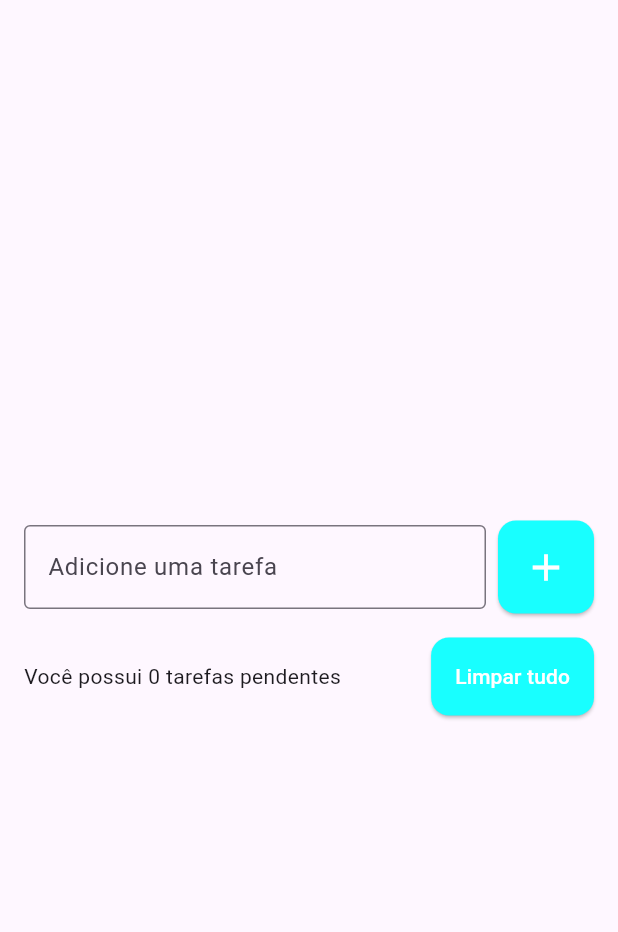
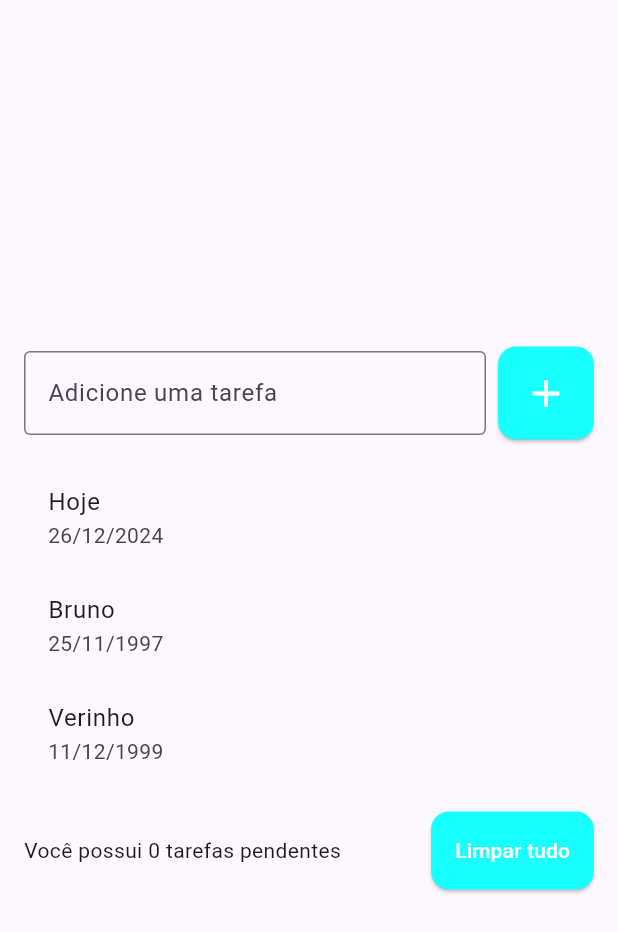
Before and after one commit to BrunoSilva31/ToDo_List, a Flutter app: the screen it shows after launch, on a phone screen of 412 x 824 dp. Shown: the top 932 px of the screen. Run offline on Flutter 3.47's test engine with Material 3 defaults, Android fonts, the phone set to English and light mode, and no system bars.

Commit message:
ListView & ListTile

```diff
--- a/lib/pages/todo_list_page.dart
+++ b/lib/pages/todo_list_page.dart
@@ -56,6 +56,28 @@ class ToDoListPage extends StatelessWidget {
 
                 SizedBox(height: 16),
 
+              ListView(
+                shrinkWrap: true,
+                children: [
+                  ListTile(
+                    title: Text('Hoje'),
+                    subtitle: Text('26/12/2024'),
+                  ),
+
+                  ListTile(
+                    title: Text('Bruno'),
+                    subtitle: Text('25/11/1997'),
+                  ),
+
+                  ListTile(
+                    title: Text('Verinho'),
+                    subtitle: Text('11/12/1999'),
+                  ),
+                ],
+              ),
+
+                SizedBox(height: 16),
+
                 Row(
 
                   children: [
```
